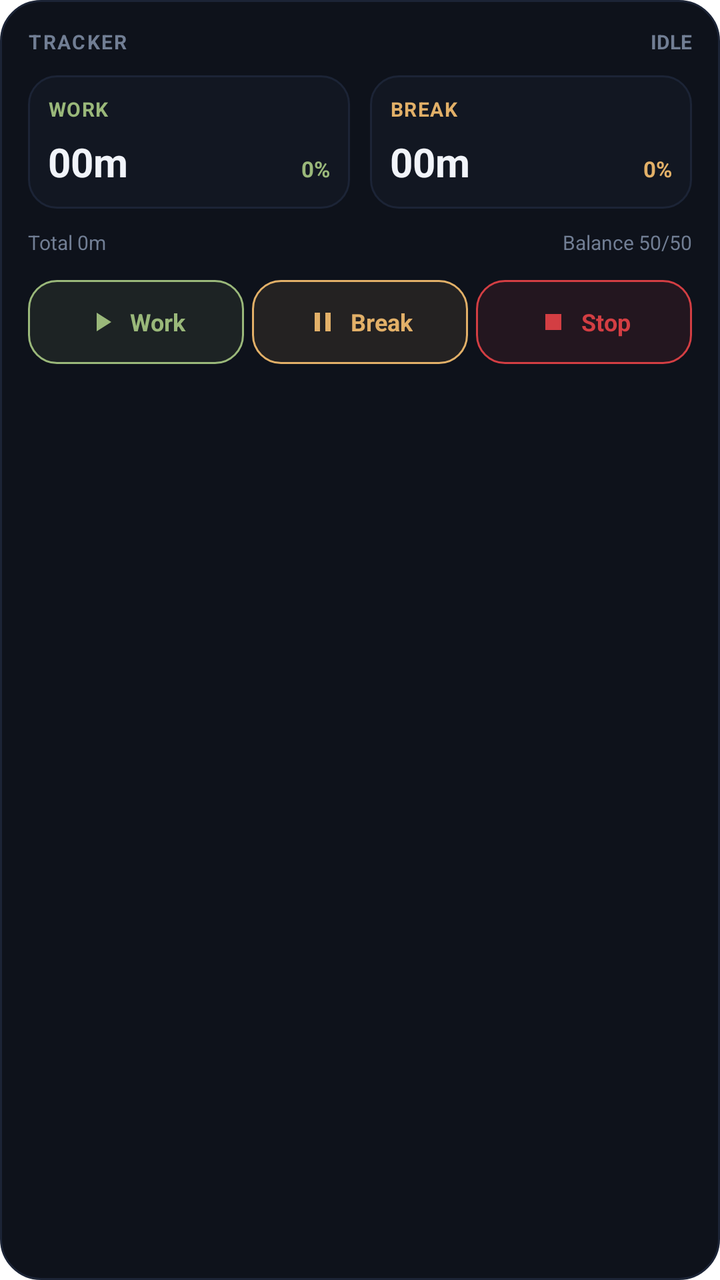
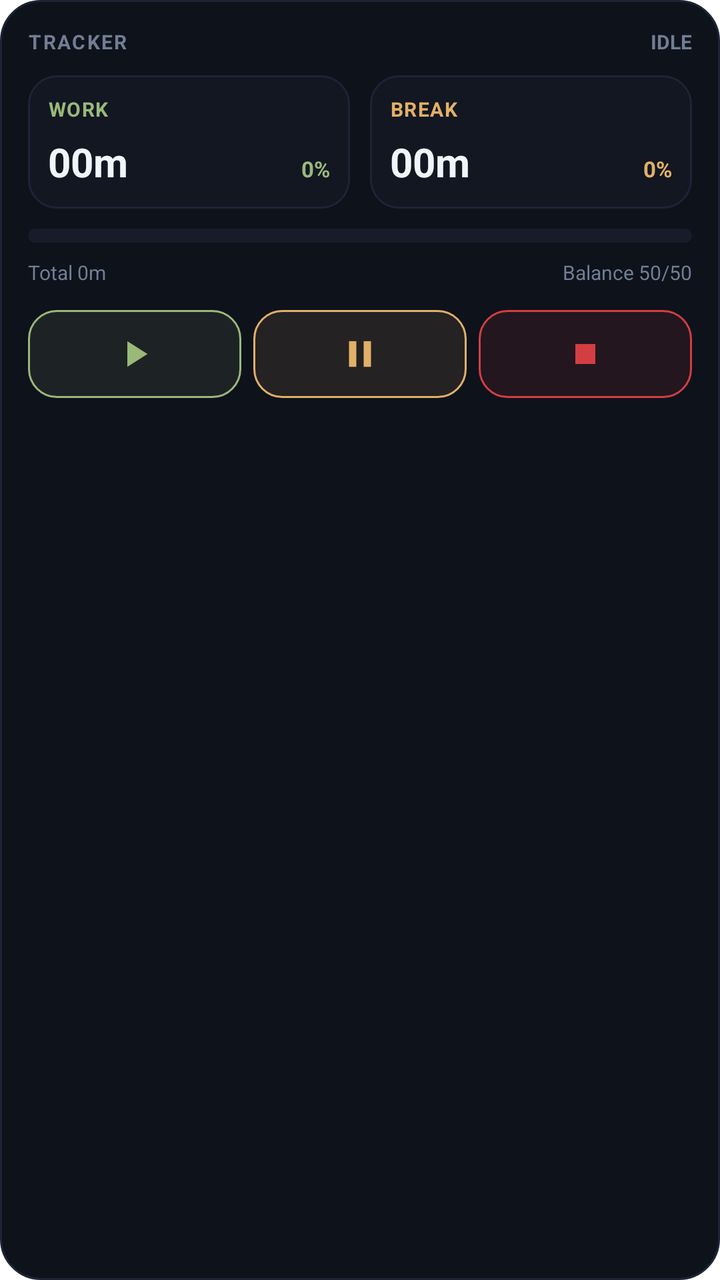

Two renders of the same Android screen: before a commit and after it. Below are the layout's source before the change and the commit's diff.
<!-- AndroidManifest.xml: application theme Theme.ProductivityTracker -->
<!-- res/layout/widget_productivity.xml -->
<?xml version="1.0" encoding="utf-8"?>
<LinearLayout xmlns:android="http://schemas.android.com/apk/res/android"
    android:id="@+id/widget_root"
    android:layout_width="match_parent"
    android:layout_height="match_parent"
    android:background="@drawable/widget_bg"
    android:orientation="vertical"
    android:padding="14dp">

    
    <LinearLayout
        android:id="@+id/widget_header_container"
        android:layout_width="match_parent"
        android:layout_height="wrap_content"
        android:orientation="horizontal"
        android:gravity="center_vertical"
        android:layout_marginBottom="10dp">

        <TextView
            android:layout_width="0dp"
            android:layout_height="wrap_content"
            android:layout_weight="1"
            android:text="TRACKER"
            android:textColor="@color/text_muted"
            android:textSize="10sp"
            android:textStyle="bold"
            android:letterSpacing="0.08" />

        <TextView
            android:id="@+id/widget_status"
            android:layout_width="wrap_content"
            android:layout_height="wrap_content"
            android:text="IDLE"
            android:textColor="@color/text_muted"
            android:textSize="10sp"
            android:textStyle="bold" />
    </LinearLayout>

    
    <LinearLayout
        android:layout_width="match_parent"
        android:layout_height="wrap_content"
        android:orientation="horizontal"
        android:layout_marginBottom="10dp">

        
        <LinearLayout
            android:layout_width="0dp"
            android:layout_height="wrap_content"
            android:layout_weight="1"
            android:background="@drawable/widget_stat_card"
            android:orientation="vertical"
            android:padding="10dp"
            android:layout_marginEnd="5dp">

            <TextView
                android:layout_width="wrap_content"
                android:layout_height="wrap_content"
                android:text="WORK"
                android:textColor="@color/work_green"
                android:textSize="10sp"
                android:textStyle="bold"
                android:letterSpacing="0.05"
                android:layout_marginBottom="6dp" />

            <LinearLayout
                android:layout_width="match_parent"
                android:layout_height="wrap_content"
                android:orientation="horizontal"
                android:gravity="bottom">

                <Chronometer
                    android:id="@+id/widget_work_chrono"
                    android:layout_width="0dp"
                    android:layout_height="wrap_content"
                    android:layout_weight="1"
                    android:textColor="@color/text_primary"
                    android:textSize="20sp"
                    android:textStyle="bold"
                    android:visibility="gone" />

                <TextView
                    android:id="@+id/widget_work_time"
                    android:layout_width="0dp"
                    android:layout_height="wrap_content"
                    android:layout_weight="1"
                    android:text="00m"
                    android:textColor="@color/text_primary"
                    android:textSize="20sp"
                    android:textStyle="bold" />

                <TextView
                    android:id="@+id/widget_work_percent"
                    android:layout_width="wrap_content"
                    android:layout_height="wrap_content"
                    android:text="0%"
                    android:textColor="@color/work_green"
                    android:textSize="11sp"
                    android:textStyle="bold" />
            </LinearLayout>
        </LinearLayout>

        
        <LinearLayout
            android:layout_width="0dp"
            android:layout_height="wrap_content"
            android:layout_weight="1"
            android:background="@drawable/widget_stat_card"
            android:orientation="vertical"
            android:padding="10dp"
            android:layout_marginStart="5dp">

            <TextView
                android:layout_width="wrap_content"
                android:layout_height="wrap_content"
                android:text="BREAK"
                android:textColor="@color/break_amber"
                android:textSize="10sp"
                android:textStyle="bold"
                android:letterSpacing="0.05"
                android:layout_marginBottom="6dp" />

            <LinearLayout
                android:layout_width="match_parent"
                android:layout_height="wrap_content"
                android:orientation="horizontal"
                android:gravity="bottom">

                <Chronometer
                    android:id="@+id/widget_break_chrono"
                    android:layout_width="0dp"
                    android:layout_height="wrap_content"
                    android:layout_weight="1"
                    android:textColor="@color/text_primary"
                    android:textSize="20sp"
                    android:textStyle="bold"
                    android:visibility="gone" />

                <TextView
                    android:id="@+id/widget_break_time"
                    android:layout_width="0dp"
                    android:layout_height="wrap_content"
                    android:layout_weight="1"
                    android:text="00m"
                    android:textColor="@color/text_primary"
                    android:textSize="20sp"
                    android:textStyle="bold" />

                <TextView
                    android:id="@+id/widget_break_percent"
                    android:layout_width="wrap_content"
                    android:layout_height="wrap_content"
                    android:text="0%"
                    android:textColor="@color/break_amber"
                    android:textSize="11sp"
                    android:textStyle="bold" />
            </LinearLayout>
        </LinearLayout>
    </LinearLayout>

    
    <LinearLayout
        android:layout_width="match_parent"
        android:layout_height="wrap_content"
        android:orientation="horizontal"
        android:layout_marginBottom="12dp">

        <TextView
            android:id="@+id/widget_total_time"
            android:layout_width="0dp"
            android:layout_height="wrap_content"
            android:layout_weight="1"
            android:text="Total 0m"
            android:textColor="@color/text_muted"
            android:textSize="10sp" />

        <TextView
            android:id="@+id/widget_balance_label"
            android:layout_width="wrap_content"
            android:layout_height="wrap_content"
            android:text="Balance 50/50"
            android:textColor="@color/text_muted"
            android:textSize="10sp" />
    </LinearLayout>

    
    <LinearLayout
        android:layout_width="match_parent"
        android:layout_height="wrap_content"
        android:orientation="horizontal">

        
        <LinearLayout
            android:id="@+id/btn_widget_work"
            android:layout_width="0dp"
            android:layout_height="42dp"
            android:layout_weight="1"
            android:background="@drawable/btn_work_bg"
            android:gravity="center"
            android:orientation="horizontal"
            android:layout_marginEnd="4dp">

            <ImageView
                android:layout_width="16dp"
                android:layout_height="16dp"
                android:src="@drawable/ic_work"
                android:contentDescription="Work" />

            <TextView
                android:layout_width="wrap_content"
                android:layout_height="wrap_content"
                android:layout_marginStart="6dp"
                android:text="Work"
                android:textColor="@color/work_green"
                android:textSize="12sp"
                android:textStyle="bold" />
        </LinearLayout>

        
        <LinearLayout
            android:id="@+id/btn_widget_break"
            android:layout_width="0dp"
            android:layout_height="42dp"
            android:layout_weight="1"
            android:background="@drawable/btn_break_bg"
            android:gravity="center"
            android:orientation="horizontal"
            android:layout_marginEnd="4dp">

            <ImageView
                android:layout_width="16dp"
                android:layout_height="16dp"
                android:src="@drawable/ic_break"
                android:contentDescription="Break" />

            <TextView
                android:layout_width="wrap_content"
                android:layout_height="wrap_content"
                android:layout_marginStart="6dp"
                android:text="Break"
                android:textColor="@color/break_amber"
                android:textSize="12sp"
                android:textStyle="bold" />
        </LinearLayout>

        
        <LinearLayout
            android:id="@+id/btn_widget_stop"
            android:layout_width="0dp"
            android:layout_height="42dp"
            android:layout_weight="1"
            android:background="@drawable/btn_stop_bg"
            android:gravity="center"
            android:orientation="horizontal">

            <ImageView
                android:layout_width="16dp"
                android:layout_height="16dp"
                android:src="@drawable/ic_stop"
                android:contentDescription="Stop" />

            <TextView
                android:layout_width="wrap_content"
                android:layout_height="wrap_content"
                android:layout_marginStart="6dp"
                android:text="Stop"
                android:textColor="@color/stop_red"
                android:textSize="12sp"
                android:textStyle="bold" />
        </LinearLayout>
    </LinearLayout>

</LinearLayout>
<!-- resources referenced by this layout -->
<resources>
  <color name="break_amber">#E2B068</color>
  <color name="stop_red">#D33E43</color>
  <color name="text_muted">#717E94</color>
  <color name="text_primary">#F1F4FA</color>
  <color name="work_green">#9AB87A</color>
  <!-- drawable btn_break_bg (drawable) -->
  <?xml version="1.0" encoding="utf-8"?>
  <shape xmlns:android="http://schemas.android.com/apk/res/android"
      android:shape="rectangle">
      <solid android:color="#1AE2B068" />
      <stroke
          android:width="1dp"
          android:color="@color/break_amber" />
      <corners android:radius="14dp" />
  </shape>
  <!-- drawable btn_stop_bg (drawable) -->
  <?xml version="1.0" encoding="utf-8"?>
  <shape xmlns:android="http://schemas.android.com/apk/res/android"
      android:shape="rectangle">
      <solid android:color="#1AD33E43" />
      <stroke
          android:width="1dp"
          android:color="@color/stop_red" />
      <corners android:radius="14dp" />
  </shape>
  <!-- drawable btn_work_bg (drawable) -->
  <?xml version="1.0" encoding="utf-8"?>
  <shape xmlns:android="http://schemas.android.com/apk/res/android"
      android:shape="rectangle">
      <solid android:color="#1A9AB87A" />
      <stroke
          android:width="1dp"
          android:color="@color/work_green" />
      <corners android:radius="14dp" />
  </shape>
  <!-- drawable ic_break (drawable) -->
  <vector xmlns:android="http://schemas.android.com/apk/res/android"
      android:width="24dp"
      android:height="24dp"
      android:viewportWidth="24"
      android:viewportHeight="24">
      <path
          android:fillColor="@color/break_amber"
          android:pathData="M6,19h4V5H6v14zm8,-14v14h4V5h-4z" />
  </vector>
  <!-- drawable ic_stop (drawable) -->
  <vector xmlns:android="http://schemas.android.com/apk/res/android"
      android:width="24dp"
      android:height="24dp"
      android:viewportWidth="24"
      android:viewportHeight="24">
      <path
          android:fillColor="@color/stop_red"
          android:pathData="M6,6h12v12H6z" />
  </vector>
  <!-- drawable ic_work (drawable) -->
  <vector xmlns:android="http://schemas.android.com/apk/res/android"
      android:width="24dp"
      android:height="24dp"
      android:viewportWidth="24"
      android:viewportHeight="24">
      <path
          android:fillColor="@color/work_green"
          android:pathData="M8,5v14l11,-7z" />
  </vector>
  <!-- drawable widget_bg (drawable) -->
  <?xml version="1.0" encoding="utf-8"?>
  <shape xmlns:android="http://schemas.android.com/apk/res/android"
      android:shape="rectangle">
      <solid android:color="@color/card_bg" />
      <stroke
          android:width="1dp"
          android:color="@color/card_border" />
      <corners android:radius="20dp" />
  </shape>
  <!-- drawable widget_stat_card (drawable) -->
  <?xml version="1.0" encoding="utf-8"?>
  <shape xmlns:android="http://schemas.android.com/apk/res/android"
      android:shape="rectangle">
      <solid android:color="@color/card_inner" />
      <stroke
          android:width="1dp"
          android:color="@color/card_border" />
      <corners android:radius="14dp" />
  </shape>
  <style name="Theme.ProductivityTracker" parent="Theme.MaterialComponents.DayNight.DarkActionBar">
          <item name="colorPrimary">@color/work_green</item>
          <item name="colorSecondary">@color/break_amber</item>
          <item name="android:statusBarColor">@color/bg_main</item>
          <item name="android:navigationBarColor">@color/bg_main</item>
      </style>
  <color name="card_bg">#0E121B</color>
  <color name="card_border">#1C2436</color>
  <color name="card_inner">#121722</color>
  <color name="bg_main">#07090F</color>
</resources>

<!-- the commit's change to res/layout/widget_productivity.xml (unified diff, before → after) -->
@@ -159,6 +159,30 @@
     </LinearLayout>
 
     
+    <FrameLayout
+        android:layout_width="match_parent"
+        android:layout_height="7dp"
+        android:layout_marginBottom="8dp">
+
+        <View
+            android:id="@+id/widget_progress_empty"
+            android:layout_width="match_parent"
+            android:layout_height="match_parent"
+            android:background="@drawable/widget_progress_bar_empty"
+            android:visibility="visible" />
+
+        <ProgressBar
+            android:id="@+id/widget_progress_bar"
+            style="?android:attr/progressBarStyleHorizontal"
+            android:layout_width="match_parent"
+            android:layout_height="match_parent"
+            android:max="100"
+            android:progress="0"
+            android:progressDrawable="@drawable/widget_progress_bar"
+            android:visibility="gone" />
+    </FrameLayout>
+
+    
     <LinearLayout
         android:layout_width="match_parent"
         android:layout_height="wrap_content"
@@ -193,80 +217,50 @@
         <LinearLayout
             android:id="@+id/btn_widget_work"
             android:layout_width="0dp"
-            android:layout_height="42dp"
+            android:layout_height="44dp"
             android:layout_weight="1"
             android:background="@drawable/btn_work_bg"
             android:gravity="center"
-            android:orientation="horizontal"
-            android:layout_marginEnd="4dp">
+            android:layout_marginEnd="6dp">
 
             <ImageView
-                android:layout_width="16dp"
-                android:layout_height="16dp"
+                android:layout_width="22dp"
+                android:layout_height="22dp"
                 android:src="@drawable/ic_work"
                 android:contentDescription="Work" />
-
-            <TextView
-                android:layout_width="wrap_content"
-                android:layout_height="wrap_content"
-                android:layout_marginStart="6dp"
-                android:text="Work"
-                android:textColor="@color/work_green"
-                android:textSize="12sp"
-                android:textStyle="bold" />
         </LinearLayout>
 
         
         <LinearLayout
             android:id="@+id/btn_widget_break"
             android:layout_width="0dp"
-            android:layout_height="42dp"
+            android:layout_height="44dp"
             android:layout_weight="1"
             android:background="@drawable/btn_break_bg"
             android:gravity="center"
-            android:orientation="horizontal"
-            android:layout_marginEnd="4dp">
+            android:layout_marginEnd="6dp">
 
             <ImageView
-                android:layout_width="16dp"
-                android:layout_height="16dp"
+                android:layout_width="22dp"
+                android:layout_height="22dp"
                 android:src="@drawable/ic_break"
                 android:contentDescription="Break" />
-
-            <TextView
-                android:layout_width="wrap_content"
-                android:layout_height="wrap_content"
-                android:layout_marginStart="6dp"
-                android:text="Break"
-                android:textColor="@color/break_amber"
-                android:textSize="12sp"
-                android:textStyle="bold" />
         </LinearLayout>
 
         
         <LinearLayout
             android:id="@+id/btn_widget_stop"
             android:layout_width="0dp"
-            android:layout_height="42dp"
+            android:layout_height="44dp"
             android:layout_weight="1"
             android:background="@drawable/btn_stop_bg"
-            android:gravity="center"
-            android:orientation="horizontal">
+            android:gravity="center">
 
             <ImageView
-                android:layout_width="16dp"
-                android:layout_height="16dp"
+                android:layout_width="20dp"
+                android:layout_height="20dp"
                 android:src="@drawable/ic_stop"
                 android:contentDescription="Stop" />
-
-            <TextView
-                android:layout_width="wrap_content"
-                android:layout_height="wrap_content"
-                android:layout_marginStart="6dp"
-                android:text="Stop"
-                android:textColor="@color/stop_red"
-                android:textSize="12sp"
-                android:textStyle="bold" />
         </LinearLayout>
     </LinearLayout>
 
<!-- resource entries referenced after the edit -->
@@ -1,7 +1,6 @@
 <!-- resources referenced by this layout -->
 <resources>
   <color name="break_amber">#E2B068</color>
-  <color name="stop_red">#D33E43</color>
   <color name="text_muted">#717E94</color>
   <color name="text_primary">#F1F4FA</color>
   <color name="work_green">#9AB87A</color>
@@ -75,6 +74,13 @@
           android:color="@color/card_border" />
       <corners android:radius="20dp" />
   </shape>
+  <!-- drawable widget_progress_bar_empty (drawable) -->
+  <?xml version="1.0" encoding="utf-8"?>
+  <shape xmlns:android="http://schemas.android.com/apk/res/android"
+      android:shape="rectangle">
+      <corners android:radius="4dp" />
+      <solid android:color="#161C2A" />
+  </shape>
   <!-- drawable widget_stat_card (drawable) -->
   <?xml version="1.0" encoding="utf-8"?>
   <shape xmlns:android="http://schemas.android.com/apk/res/android"
@@ -91,6 +97,7 @@
           <item name="android:statusBarColor">@color/bg_main</item>
           <item name="android:navigationBarColor">@color/bg_main</item>
       </style>
+  <color name="stop_red">#D33E43</color>
   <color name="card_bg">#0E121B</color>
   <color name="card_border">#1C2436</color>
   <color name="card_inner">#121722</color>
